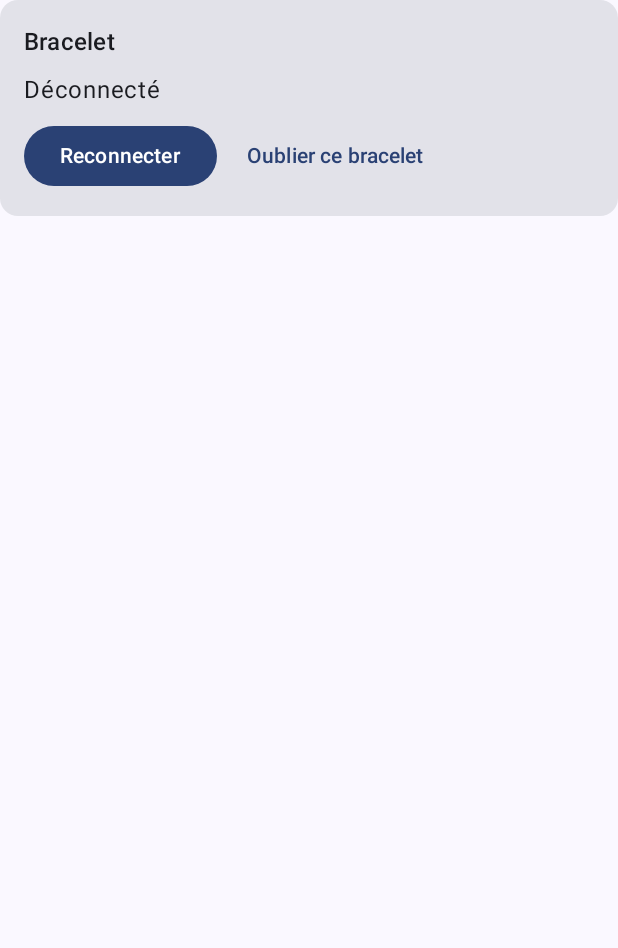
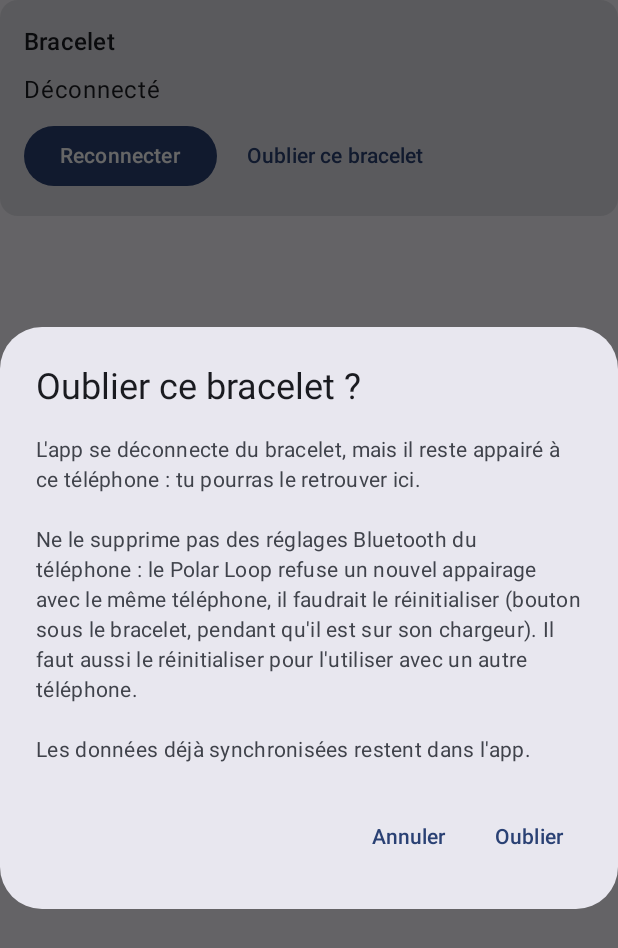
Before and after one commit to adrienmu/watch-connect, an Android app built with Jetpack Compose: the composable StatusCard shown on its own in the app's theme, after a tap on "Oublier ce bracelet", on a phone screen of 412 x 824 dp. Shown: the top 948 px of the screen. Run offline under Robolectric (Android 15) with nearby library versions, the phone set to English and light mode, and no system bars; libraries missing offline, so code that uses them is left out: androidx.health.connect, com.polar.androidcommunications, com.polar.sdk; pictures from the network do not load; 4 statements that could not run were skipped.

Commit message:
Warn before forgetting the band about Polar Loop pairing rules
The Polar Loop pairs with one phone only and refuses a new pairing with
the same phone once the pairing is removed from Bluetooth settings,
until it is factory reset. "Oublier ce bracelet" now asks for
confirmation and explains that the band stays paired, that it must not
be removed from the phone's Bluetooth settings, that another phone
needs a reset, and that synced data stays in the app. The pairing card
mentions the Bluetooth settings rule too.

Co-Authored-By: Claude Opus 5.5 <noreply@anthropic.com>
Claude-Session: https://claude.ai/code/session_011JsnnEcKbYkQe9k2uE4SDq

```diff
--- a/app/src/main/java/com/boucle/app/ui/DeviceScreen.kt
+++ b/app/src/main/java/com/boucle/app/ui/DeviceScreen.kt
@@ -9,6 +9,7 @@ import androidx.compose.foundation.layout.padding
 import androidx.compose.foundation.rememberScrollState
 import androidx.compose.foundation.text.KeyboardOptions
 import androidx.compose.foundation.verticalScroll
+import androidx.compose.material3.AlertDialog
 import androidx.compose.material3.Button
 import androidx.compose.material3.Card
 import androidx.compose.material3.CardDefaults
@@ -148,7 +149,9 @@ private fun PairingSection(
         Text(
             "Le Polar Loop n'accepte qu'un seul téléphone ou une seule app. S'il a déjà été utilisé avec " +
                 "Polar Flow, il reste invisible : il faut d'abord le réinitialiser (bouton sous le bracelet, " +
-                "pendant qu'il est sur son chargeur), puis garder le téléphone à moins d'un mètre.",
+                "pendant qu'il est sur son chargeur), puis garder le téléphone à moins d'un mètre. Une fois " +
+                "appairé, ne le supprime pas des réglages Bluetooth du téléphone : il faudrait le réinitialiser " +
+                "pour le reconnecter.",
         )
     }
     SectionCard("Bracelets à proximité") {
@@ -176,6 +179,7 @@ private fun PairingSection(
 @Composable
 private fun StatusCard(state: DeviceUiState, onReconnect: () -> Unit, onForget: () -> Unit) {
     val link = state.link
+    var confirmForget by rememberSaveable { mutableStateOf(false) }
     SectionCard(state.savedDevice?.name ?: "Bracelet") {
         val status = when (link.connection) {
             Connection.CONNECTED -> "Connecté"
@@ -198,8 +202,34 @@ private fun StatusCard(state: DeviceUiState, onReconnect: () -> Unit, onForget:
             if (link.connection == Connection.DISCONNECTED) {
                 Button(onClick = onReconnect) { Text("Reconnecter") }
             }
-            TextButton(onClick = onForget) { Text("Oublier ce bracelet") }
+            TextButton(onClick = { confirmForget = true }) { Text("Oublier ce bracelet") }
         }
+    }
+    if (confirmForget) {
+        AlertDialog(
+            onDismissRequest = { confirmForget = false },
+            title = { Text("Oublier ce bracelet ?") },
+            text = {
+                Text(
+                    "L'app se déconnecte du bracelet, mais il reste appairé à ce téléphone : tu pourras le " +
+                        "retrouver ici.\n\n" +
+                        "Ne le supprime pas des réglages Bluetooth du téléphone : le Polar Loop refuse un nouvel " +
+                        "appairage avec le même téléphone, il faudrait le réinitialiser (bouton sous le bracelet, " +
+                        "pendant qu'il est sur son chargeur). Il faut aussi le réinitialiser pour l'utiliser avec " +
+                        "un autre téléphone.\n\n" +
+                        "Les données déjà synchronisées restent dans l'app.",
+                )
+            },
+            confirmButton = {
+                TextButton(
+                    onClick = {
+                        confirmForget = false
+                        onForget()
+                    },
+                ) { Text("Oublier") }
+            },
+            dismissButton = { TextButton(onClick = { confirmForget = false }) { Text("Annuler") } },
+        )
     }
 }
 
```
